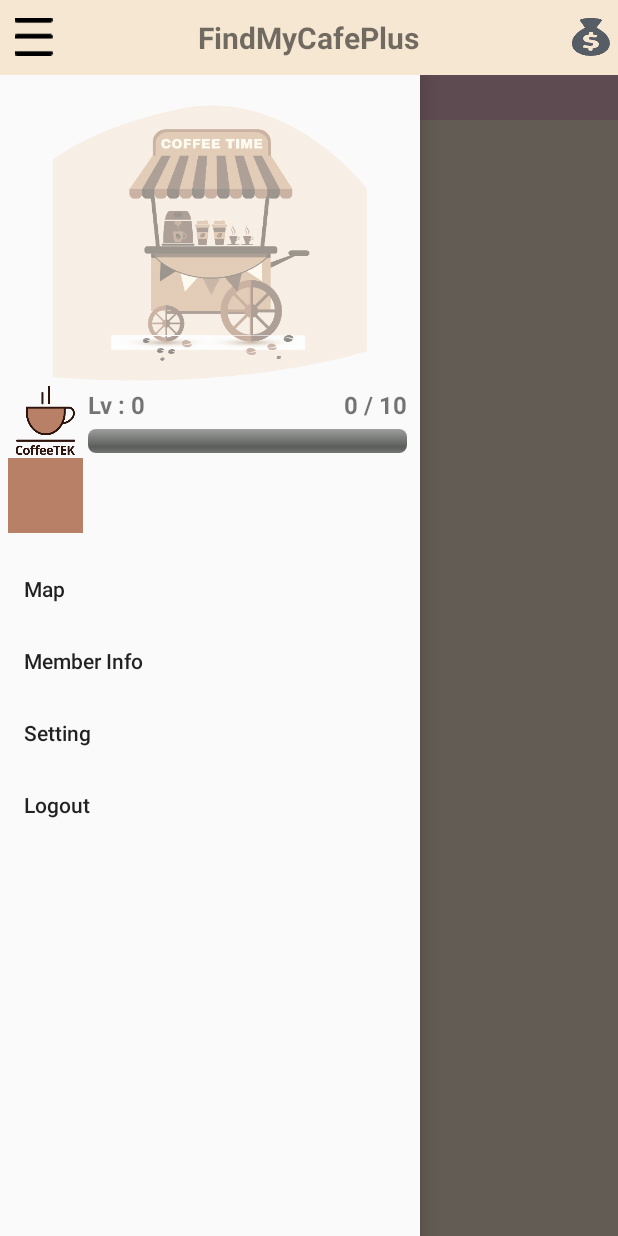
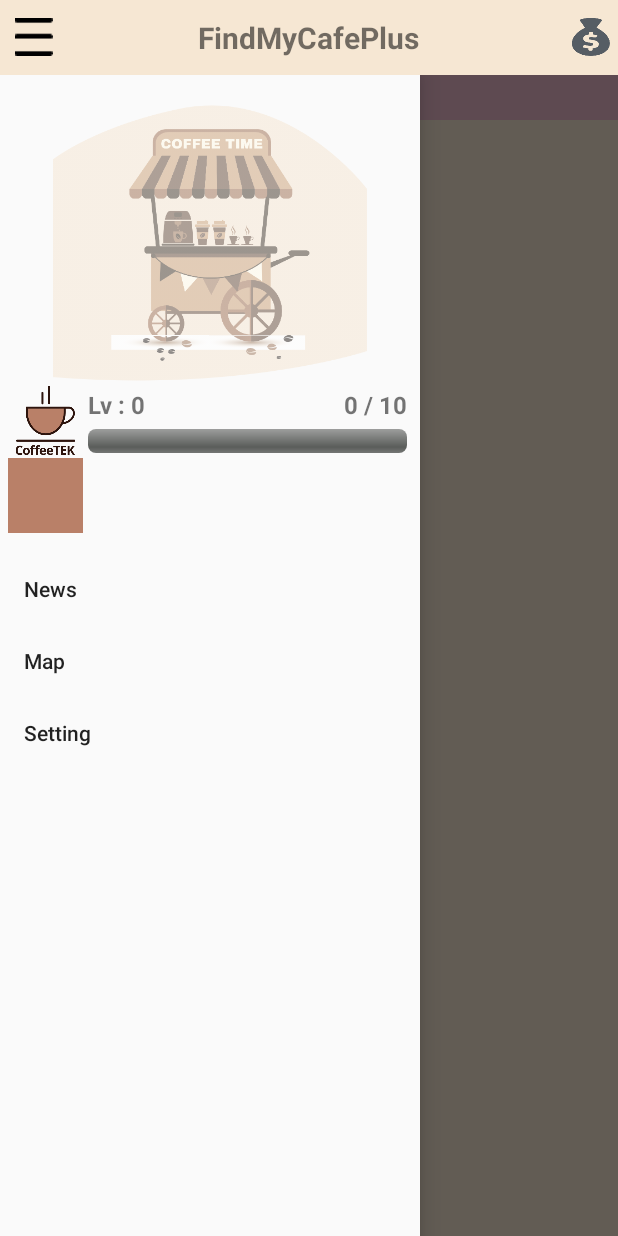
Before and after one commit to stanleyoho/FindMyCafePlus, an Android app: the MainActivity screen opened directly, with no data from a screen before it, with the side drawer open, on a phone screen of 412 x 824 dp. Run offline under Robolectric (Android 15) with nearby library versions, the phone set to English and light mode, and no system bars; our stand-ins replace Firebase (no records; nobody signed in at launch, a user with empty details on screens opened directly); libraries missing offline, so code that uses them is left out: com.sothree.slidinguppanel, io.realm; 4 statements that could not run were skipped.

```diff
--- a/app/src/main/java/com/app/findmycafeplus/Activity/BasicActivity.kt
+++ b/app/src/main/java/com/app/findmycafeplus/Activity/BasicActivity.kt
@@ -9,27 +9,25 @@ import android.support.v7.app.AppCompatActivity
 import android.R.attr.data
 import android.support.v4.app.FragmentActivity
 import android.util.Log
+import com.app.findmycafeplus.Fragment.MapFragment
 import com.app.findmycafeplus.Utils.LogUtils
+import kotlin.math.log
 
 
-open class BasicActivity : AppCompatActivity() {
+abstract class BasicActivity : AppCompatActivity() {
 
     private val fragmentManager : FragmentManager = supportFragmentManager
 
-    override fun onCreate(savedInstanceState: Bundle?) {
-        super.onCreate(savedInstanceState)
-    }
+    abstract fun initView()
 
-    override fun onDestroy() {
-        super.onDestroy()
-    }
+    abstract fun initEvent()
 
     /**
      * 新增第一個Fragment
      * @param layout      畫面id
      * @param fragment  Fragment實體物件
      * */
-    fun addFragmentFirst(@IdRes layout : Int, fragment : Fragment, tag : String){
+    fun addFragment(@IdRes layout : Int, fragment : Fragment, tag : String){
         val transaction = fragmentManager.beginTransaction()
         transaction.add(layout,fragment,tag)
         transaction.commit()
@@ -44,9 +42,13 @@ open class BasicActivity : AppCompatActivity() {
 
     fun replaceAndAddToBackStack(@IdRes layout : Int , fragment : Fragment , tag : String){
         val transaction = fragmentManager.beginTransaction()
+        if(fragment !is MapFragment){
+            popBackStackImmediate()
+        }
         transaction.replace(layout,fragment,tag)
         transaction.addToBackStack(tag)
         transaction.commit()
+        Log.e("test","test")
     }
 
     /**
--- a/app/src/main/java/com/app/findmycafeplus/Activity/MainActivity.kt
+++ b/app/src/main/java/com/app/findmycafeplus/Activity/MainActivity.kt
@@ -11,6 +11,8 @@ import android.view.View
 import android.widget.Toast
 import com.app.findmycafeplus.Constants.Constants
 import com.app.findmycafeplus.Fragment.MapFragment
+import com.app.findmycafeplus.Fragment.NewsFragment
+import com.app.findmycafeplus.Fragment.SettingFragment
 import com.app.findmycafeplus.Manager.AccountLoginManager
 import com.app.findmycafeplus.Preference.FilterPreference
 import com.app.findmycafeplus.Preference.LevelPreference
@@ -56,9 +58,17 @@ class MainActivity : BasicActivity() {
     /**
      * init view
      * */
-    private fun initView() {
-        val transaction = supportFragmentManager
-        transaction.beginTransaction().add(R.id.fragmentMain, MapFragment(), "").commit()
+    override fun initView() {
+        addFragment(R.id.fragmentMain, MapFragment(), "")
+    }
+
+    /**
+     * init event
+     * */
+    override fun initEvent() {
+        btnMenu.setOnClickListener(onclickListener)
+        btnDonate.setOnClickListener(onclickListener)
+        navMain.setNavigationItemSelectedListener(onNavItemSelectListener)
     }
 
     /**
@@ -97,15 +107,6 @@ class MainActivity : BasicActivity() {
     }
 
     /**
-     * init event
-     * */
-    private fun initEvent() {
-        btnMenu.setOnClickListener(onclickListener)
-        btnDonate.setOnClickListener(onclickListener)
-        navMain.setNavigationItemSelectedListener(onNavItemSelectListener)
-    }
-
-    /**
      * 開啟/關閉 navigationBar
      * */
     private fun setDrawerVisible() {
@@ -138,11 +139,13 @@ class MainActivity : BasicActivity() {
     private var onNavItemSelectListener = NavigationView.OnNavigationItemSelectedListener { item ->
         val viewId = item.itemId
         when (viewId) {
+            R.id.menuNewsSigned, R.id.menuNewsUnSign -> {
+                Toast.makeText(this, "Map", Toast.LENGTH_SHORT).show()
+                replaceAndAddToBackStack(R.id.fragmentMain,NewsFragment(),"")
+            }
             R.id.menuMapSigned, R.id.menuMapUnSign -> {
                 Toast.makeText(this, "Map", Toast.LENGTH_SHORT).show()
-            }
-            R.id.menuMember -> {
-                Toast.makeText(this, "Member", Toast.LENGTH_SHORT).show()
+                popBackStackImmediate()
             }
             R.id.menuLogin -> {
                 Toast.makeText(this, "Login", Toast.LENGTH_SHORT).show()
@@ -150,12 +153,13 @@ class MainActivity : BasicActivity() {
             }
             R.id.menuSettingSigned, R.id.menuSettingUnSign -> {
                 Toast.makeText(this, "Setting", Toast.LENGTH_SHORT).show()
+                replaceAndAddToBackStack(R.id.fragmentMain,SettingFragment(),"")
             }
-            R.id.menuLogout -> {
-                AccountLoginManager.logout(this@MainActivity)
-                Toast.makeText(this, "Logout", Toast.LENGTH_SHORT).show()
-                loginCheck()
-            }
+//            R.id.menuLogout -> {
+//                AccountLoginManager.logout(this@MainActivity)
+//                Toast.makeText(this, "Logout", Toast.LENGTH_SHORT).show()
+//                loginCheck()
+//            }
         }
         setDrawerVisible()
         false
--- a/app/src/main/res/menu/menu_nav_main_singin.xml
+++ b/app/src/main/res/menu/menu_nav_main_singin.xml
@@ -4,16 +4,13 @@
     <group android:checkableBehavior="single">
 
         <item
+            android:id="@+id/menuNewsSigned"
+            android:title="News" />
+        <item
             android:id="@+id/menuMapSigned"
             android:title="Map" />
         <item
-            android:id="@+id/menuMember"
-            android:title="Member Info"/>
-        <item
             android:id="@+id/menuSettingSigned"
             android:title="Setting"/>
-        <item
-            android:id="@+id/menuLogout"
-            android:title="Logout"/>
     </group>
 </menu>
--- a/app/src/main/res/menu/menu_nav_main_unsing.xml
+++ b/app/src/main/res/menu/menu_nav_main_unsing.xml
@@ -2,6 +2,9 @@
 <menu xmlns:android="http://schemas.android.com/apk/res/android">
 
     <group android:checkableBehavior="single">
+        <item
+            android:id="@+id/menuNewsUnSign"
+            android:title="News"/>
         <item
             android:id="@+id/menuMapUnSign"
             android:title="Map"/>
```
Also changed, not shown: app/src/main/java/com/app/findmycafeplus/Activity/IntroActivity.kt (+9 -0 lines), app/src/main/java/com/app/findmycafeplus/Activity/LoginActivity.kt (+14 -4 lines), app/src/main/java/com/app/findmycafeplus/Fragment/NewsFragment.kt (added, +22 -0 lines), app/src/main/java/com/app/findmycafeplus/Fragment/SettingFragment.kt (added, +39 -0 lines), app/src/main/res/layout/fragment_news.xml (added, +12 -0 lines), app/src/main/res/layout/fragment_setting.xml (added, +32 -0 lines).
